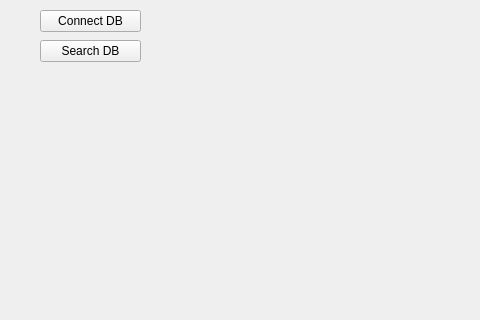
Old version of the form mainwindow.ui in the repository VedaHighPass/veda-qt-highpass-server; both pictures show x 0 to 480 and y 0 to 320 of the 800 by 600 pixel window.
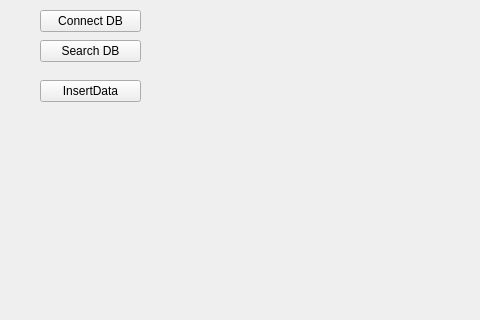
New version of the form.

Commit message: feat: add insertDB function

Patch:
```diff
--- a/mainwindow.ui
+++ b/mainwindow.ui
@@ -40,6 +40,19 @@
      <string>Search DB</string>
     </property>
    </widget>
+   <widget class="QPushButton" name="BtnInsertDB">
+    <property name="geometry">
+     <rect>
+      <x>40</x>
+      <y>80</y>
+      <width>101</width>
+      <height>22</height>
+     </rect>
+    </property>
+    <property name="text">
+     <string>InsertData</string>
+    </property>
+   </widget>
   </widget>
   <widget class="QMenuBar" name="menubar">
    <property name="geometry">
```
The commit also changes 7 other files.
